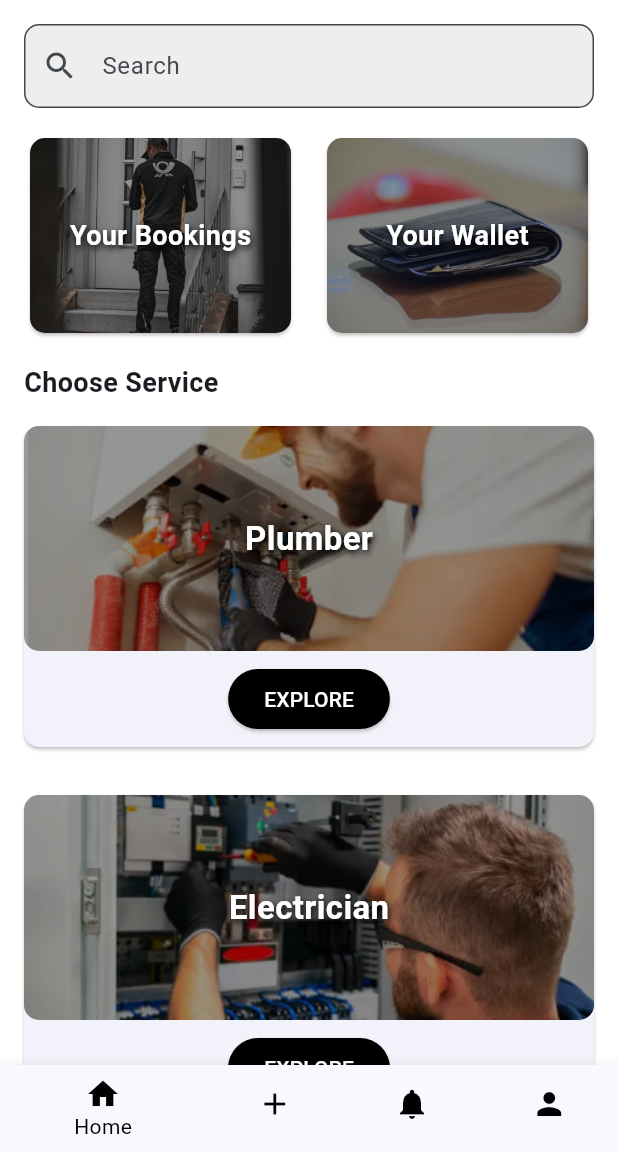
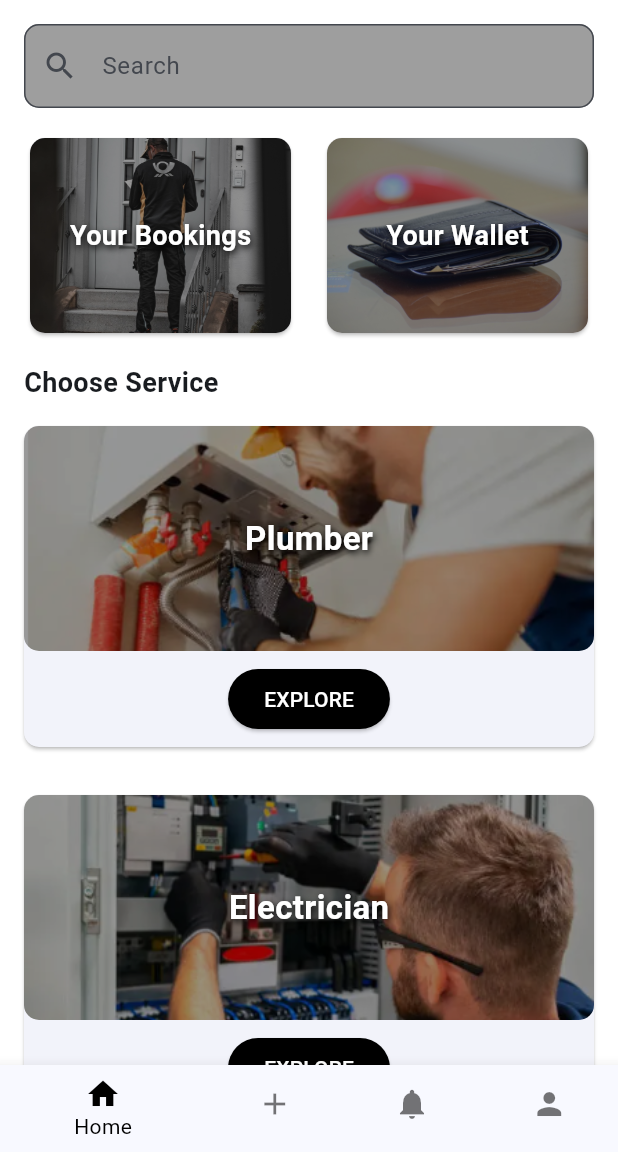
Before and after one commit to Humer-r5/Extra-Cash-App, a Flutter app: the HomePage screen opened directly, on a phone screen of 412 x 824 dp, the part 84-1236 px from its top. Run offline on Flutter 3.47's test engine with Material 3 defaults, Android fonts, the phone set to English and light mode, and no system bars.

Commit message:
updated home and profile pages

```diff
--- a/lib/screens/home_page.dart
+++ b/lib/screens/home_page.dart
@@ -1,6 +1,55 @@
 import 'package:flutter/material.dart';
+import 'profile_page.dart'; // Import Profile Page
 
-class HomePage extends StatelessWidget {
+class HomePage extends StatefulWidget {
+  const HomePage({super.key});
+
+  @override
+  _HomePageState createState() => _HomePageState();
+}
+
+class _HomePageState extends State<HomePage> {
+  int _selectedIndex = 0;
+
+  // List of pages for navigation
+  final List<Widget> _pages = [
+    HomePageContent(),
+    Center(child: Text("Add Feature Coming Soon")),
+    Center(child: Text("Alerts Coming Soon")),
+    const ProfilePage(), // Profile Page
+  ];
+
+  void _onItemTapped(int index) {
+    setState(() {
+      _selectedIndex = index;
+    });
+  }
+
+  @override
+  Widget build(BuildContext context) {
+    return Scaffold(
+      body: _pages[_selectedIndex], // Change screen based on selected tab
+      bottomNavigationBar: BottomNavigationBar(
+        currentIndex: _selectedIndex,
+        selectedItemColor: Colors.black,
+        unselectedItemColor: Colors.black54,
+        onTap: _onItemTapped,
+        items: const [
+          BottomNavigationBarItem(icon: Icon(Icons.home), label: "Home"),
+          BottomNavigationBarItem(icon: Icon(Icons.add), label: "Add"),
+          BottomNavigationBarItem(
+            icon: Icon(Icons.notifications),
+            label: "Alerts",
+          ),
+          BottomNavigationBarItem(icon: Icon(Icons.person), label: "Profile"),
+        ],
+      ),
+    );
+  }
+}
+
+// Extracted HomePage Content
+class HomePageContent extends StatelessWidget {
   final List<Map<String, String>> services = [
     {"title": "Plumber", "image": "assets/plumber.png"},
     {"title": "Electrician", "image": "assets/electrician.png"},
@@ -9,12 +58,10 @@ class HomePage extends StatelessWidget {
     {"title": "AC Mechanic", "image": "assets/ac_mechanic.png"},
   ];
 
-  HomePage({super.key});
-
   @override
   Widget build(BuildContext context) {
     return Scaffold(
-      backgroundColor: Colors.white, // Background remains white
+      backgroundColor: Colors.white,
       appBar: AppBar(
         automaticallyImplyLeading: false,
         title: const Text("EXTRA CASH"),
@@ -41,7 +88,7 @@ class HomePage extends StatelessWidget {
                     borderRadius: BorderRadius.circular(10),
                   ),
                   filled: true,
-                  fillColor: Colors.grey[200], // Light background for search
+                  fillColor: Colors.grey[500],
                 ),
               ),
             ),
@@ -57,7 +104,7 @@ class HomePage extends StatelessWidget {
                       image: "assets/bookings.jpg",
                     ),
                   ),
-                  const SizedBox(width: 16), // Added gap between the two
+                  const SizedBox(width: 16),
                   Expanded(
                     child: FeatureCard(
                       title: "Your Wallet",
@@ -71,9 +118,9 @@ class HomePage extends StatelessWidget {
             // Services List
             Padding(
               padding: const EdgeInsets.symmetric(horizontal: 16),
-              child: Align(
+              child: const Align(
                 alignment: Alignment.centerLeft,
-                child: const Text(
+                child: Text(
                   "Choose Service",
                   style: TextStyle(fontSize: 18, fontWeight: FontWeight.bold),
                 ),
@@ -93,12 +140,11 @@ class HomePage extends StatelessWidget {
           ],
         ),
       ),
-      bottomNavigationBar: const BottomNavBar(),
     );
   }
 }
 
-// FeatureCard (Your Bookings & Your Wallet) - Styled like ServiceCard
+// FeatureCard (Your Bookings & Your Wallet)
 class FeatureCard extends StatelessWidget {
   final String title, image;
 
@@ -110,12 +156,11 @@ class FeatureCard extends StatelessWidget {
       shape: RoundedRectangleBorder(borderRadius: BorderRadius.circular(10)),
       child: Stack(
         children: [
-          // Darkened Image
           ClipRRect(
             borderRadius: BorderRadius.circular(10),
             child: ColorFiltered(
               colorFilter: ColorFilter.mode(
-                Colors.black.withOpacity(0.4), // Dark Overlay
+                Colors.black.withOpacity(0.4),
                 BlendMode.darken,
               ),
               child: Image.asset(
@@ -126,7 +171,6 @@ class FeatureCard extends StatelessWidget {
               ),
             ),
           ),
-          // Title on Image
           Positioned.fill(
             child: Center(
               child: Text(
@@ -152,7 +196,7 @@ class FeatureCard extends StatelessWidget {
   }
 }
 
-// Service Card (Darkened Image + Title Overlay)
+// Service Card
 class ServiceCard extends StatelessWidget {
   final String title, image;
 
@@ -167,12 +211,11 @@ class ServiceCard extends StatelessWidget {
         children: [
           Stack(
             children: [
-              // Darkened Image
               ClipRRect(
                 borderRadius: BorderRadius.circular(10),
                 child: ColorFiltered(
                   colorFilter: ColorFilter.mode(
-                    Colors.black.withOpacity(0.4), // Dark Overlay
+                    Colors.black.withOpacity(0.4),
                     BlendMode.darken,
                   ),
                   child: Image.asset(
@@ -183,7 +226,6 @@ class ServiceCard extends StatelessWidget {
                   ),
                 ),
               ),
-              // Title Overlay
               Positioned.fill(
                 child: Center(
                   child: Text(
@@ -221,25 +263,3 @@ class ServiceCard extends StatelessWidget {
     );
   }
 }
-
-// Bottom Navigation Bar (Black Icons)
-class BottomNavBar extends StatelessWidget {
-  const BottomNavBar({super.key});
-
-  @override
-  Widget build(BuildContext context) {
-    return BottomNavigationBar(
-      selectedItemColor: Colors.black, // Selected icon color
-      unselectedItemColor: Colors.black, // Unselected icon color
-      items: const [
-        BottomNavigationBarItem(icon: Icon(Icons.home), label: "Home"),
-        BottomNavigationBarItem(icon: Icon(Icons.add), label: "Add"),
-        BottomNavigationBarItem(
-          icon: Icon(Icons.notifications),
-          label: "Alerts",
-        ),
-        BottomNavigationBarItem(icon: Icon(Icons.person), label: "Profile"),
-      ],
-    );
-  }
-}
```
Also changed, not shown: lib/screens/profile_page.dart (added, +121 -0 lines).
